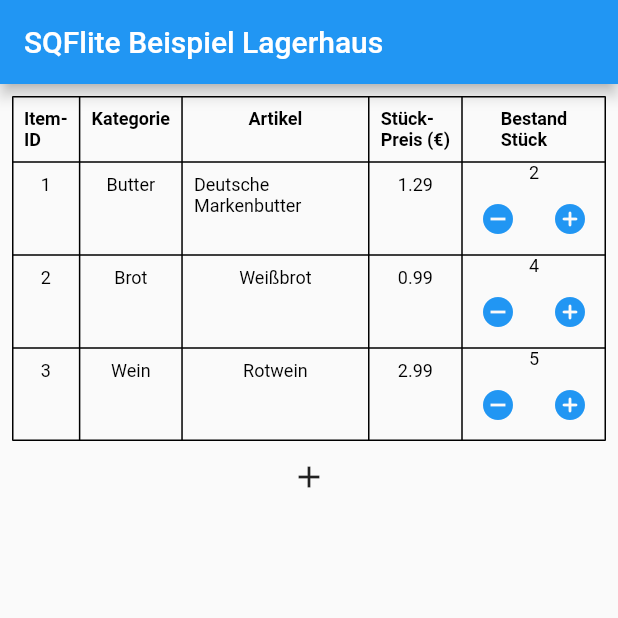
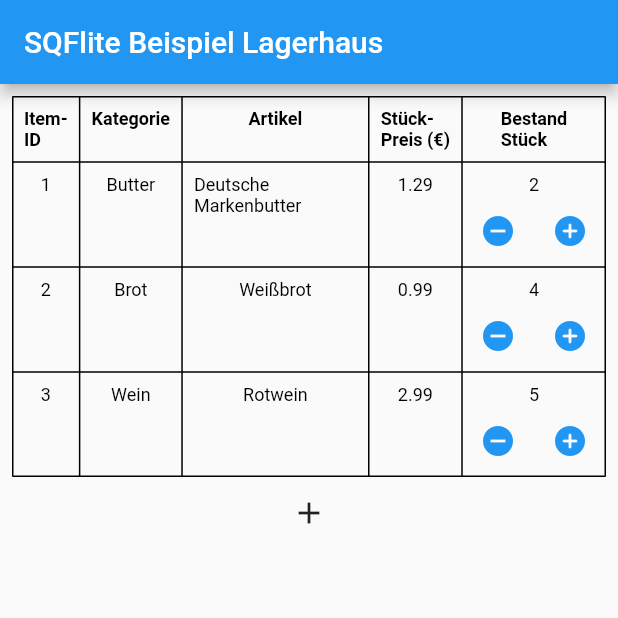
Before and after one commit to felix7700/ewm, a Flutter app: the screen it shows after launch, on a phone screen of 412 x 824 dp, the top half of it. Run offline on Flutter 3.47's test engine with Material 2 defaults, Android fonts, the phone set to English and light mode, and no system bars; our stand-ins replace sqflite; accounts and stored records are empty.

Commit message:
addet a padding arount ItemCount-Text

```diff
--- a/lib/widgets/Pages/sqflite_items_table.dart
+++ b/lib/widgets/Pages/sqflite_items_table.dart
@@ -193,11 +193,14 @@ class _SqfliteItemsTablePageState extends State<SqfliteItemsTablePage> {
               child: Center(
                 child: Column(
                   children: [
-                    Text(
-                      inventoryData[rowIndex]
-                              [dbManager.inventoryColumnNameItemCount]
-                          .toString(),
-                      style: _cellTextStyle,
+                    Padding(
+                      padding: const EdgeInsets.only(top: 8.0),
+                      child: Text(
+                        inventoryData[rowIndex]
+                                [dbManager.inventoryColumnNameItemCount]
+                            .toString(),
+                        style: _cellTextStyle,
+                      ),
                     ),
                     Row(
                       children: [
```
